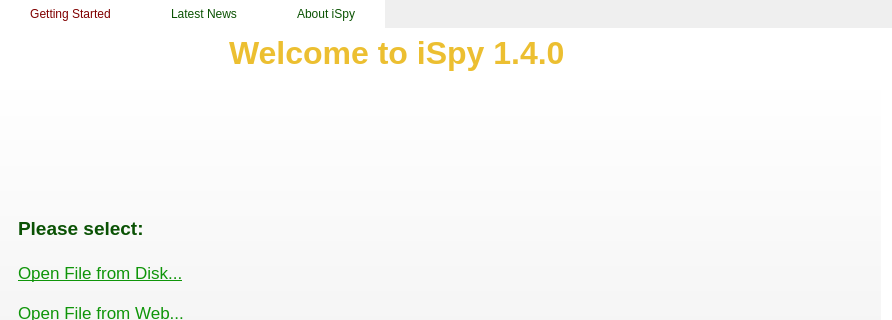
Above: Iguana/QtGUI/src/ISpySplashScreen.ui from cms-outreach/ispy before the change; both pictures show x 0 to 892 and y 0 to 320 of the 892 by 582 pixel window. Below: the same form after it.
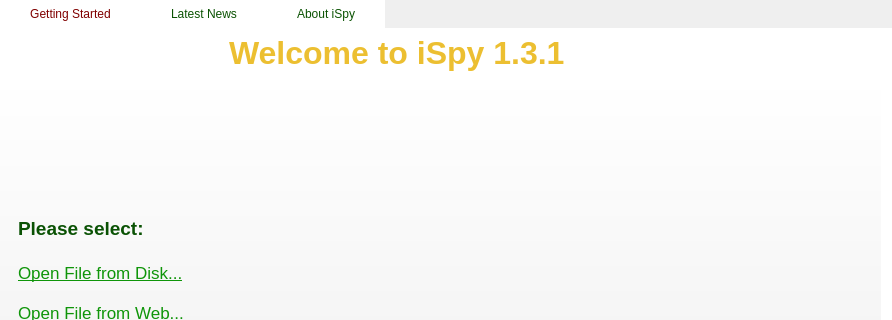
That is the form after the change. Icons and pictures are not drawn.

Commit message: ISpyApplication.cc, ISpySplashScreen.ui: version number bumped  to 1.3.1.

The edit to the form file:
```diff
--- a/Iguana/QtGUI/src/ISpySplashScreen.ui
+++ b/Iguana/QtGUI/src/ISpySplashScreen.ui
@@ -146,7 +146,7 @@
 </string>
             </property>
             <property name="text">
-             <string>Welcome to iSpy 1.4.0</string>
+             <string>Welcome to iSpy 1.3.1</string>
             </property>
            </widget>
           </item>
```
Left out of the diff: 2 changed lines with no effect on the pictures. The commit also changes 4 other files.
